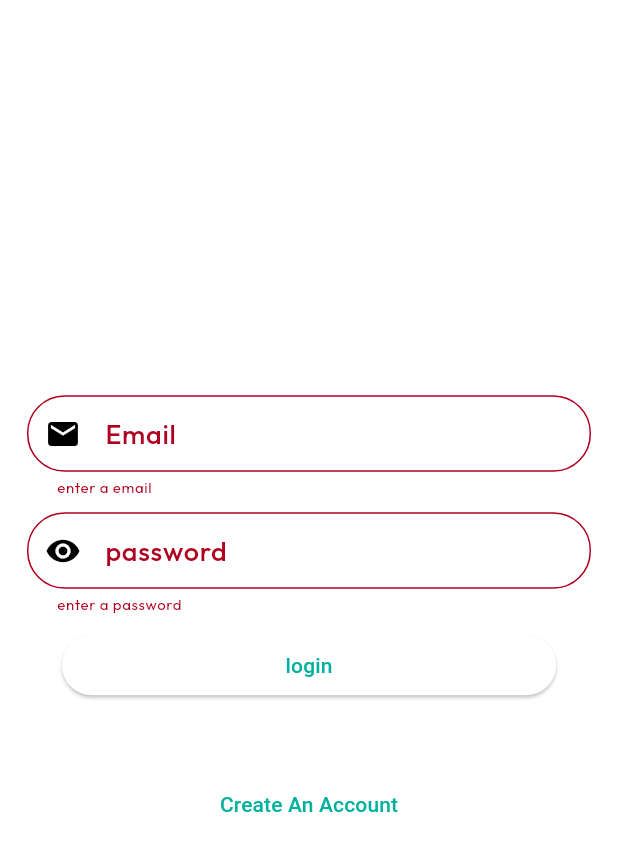
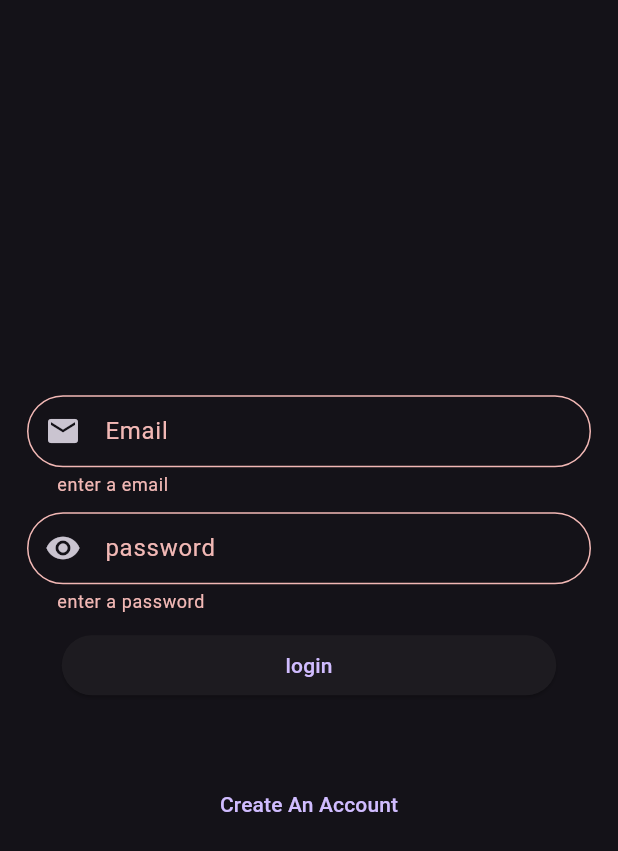
Before and after one commit to nareshved/one_chat_app, a Flutter app: the screen it shows after launch, after a tap on "login", on a phone screen of 412 x 824 dp. Shown: the top 851 px of the screen. Run offline on Flutter 3.47's test engine with Material 3 defaults, Android fonts, the phone set to English and light mode, and no system bars; our stand-ins replace animate_do, cloud_firestore, firebase_auth, firebase_core, flutter_bloc, flutter_screenutil and 1 more; accounts and stored records are empty.

Commit message:
change default dark theme is work fine

```diff
--- a/lib/main.dart
+++ b/lib/main.dart
@@ -15,7 +15,9 @@ void main() async {
   WidgetsFlutterBinding.ensureInitialized();
   await Firebase.initializeApp(options: DefaultFirebaseOptions.currentPlatform);
   runApp(
-    MultiBlocProvider(
+    ChangeNotifierProvider(
+      create: (context) => DarkThemeProvider(),
+      child: MultiBlocProvider(
         providers: [
           BlocProvider(
             create: (context) => ChatBloc(firebaseProvider: FirebaseProvider()),
@@ -23,8 +25,12 @@ void main() async {
           BlocProvider(
             create: (context) => UserBloc(firebaseProvider: FirebaseProvider()),
           ),
+          // ChangeNotifierProvider(
+          //   create: (context) => DarkThemeProvider(),
+          // )
         ],
         child: const MyApp(),
+      ),
     ),
   );
 }
@@ -43,13 +49,14 @@ class MyApp extends StatelessWidget {
         debugShowCheckedModeBanner: false,
         initialRoute: AppRoutes.splashScreen,
         routes: AppRoutes.routes,
+        themeMode: ThemeMode.dark,
 
         // themeMode: context.watch<DarkThemeProvider>().themeValue
         //     ? ThemeMode.dark
         //     : ThemeMode.light,
         title: 'One Chat',
         theme: mlightTheme,
-        darkTheme: mDarkTheme,
+        darkTheme: ThemeData.dark(),
 
         //    themeMode: ThemeMode.dark,
         // home: const BottomNavBarHome(),
--- a/lib/repository/screens/auth/splash_page.dart
+++ b/lib/repository/screens/auth/splash_page.dart
@@ -2,7 +2,6 @@ import 'dart:async';
 import 'dart:developer';
 import 'package:animate_do/animate_do.dart';
 import 'package:flutter/material.dart';
-import 'package:flutter_screenutil/flutter_screenutil.dart';
 import 'package:one_chat_app/domain/constants/assets_path/assets_path.dart';
 
 import 'package:one_chat_app/repository/screens/auth/login_page.dart';
@@ -44,7 +43,7 @@ class _SplashPageState extends State<SplashPage> {
   Widget build(BuildContext context) {
     return Scaffold(
       //  backgroundColor: Theme.of(context).colorScheme.primary,
-      backgroundColor: Color(0xffDC1200),
+
       // backgroundColor: Theme.of(context).colorScheme.primary,
       body: Center(
         child: Column(
@@ -55,36 +54,10 @@ class _SplashPageState extends State<SplashPage> {
               animate: true,
               duration: Duration(seconds: 3),
               child: Image.asset(
-                ImagesPathProvider.appLogoWhite,
+                ImagesPathProvider.appLogoRed,
                 //   width: 250,
                 height: 100, fit: BoxFit.fitWidth,
               ),
-            ),
-            SizedBox(
-              height: 40.h,
-            ),
-            FadeIn(
-              animate: true,
-              duration: Duration(seconds: 2),
-              child: Text(
-                "One chat",
-                style: Theme.of(context)
-                    .textTheme
-                    .bodyLarge!
-                    .copyWith(color: Theme.of(context).colorScheme.surface),
-              ),
-            ),
-            SizedBox(
-              height: 10.h,
-            ),
-            FadeIn(
-              animate: true,
-              duration: Duration(seconds: 2),
-              child: Text("Connecting Conversations… Anytime, Anywhere!",
-                  style: Theme.of(context)
-                      .textTheme
-                      .bodySmall!
-                      .copyWith(color: Theme.of(context).colorScheme.surface)),
             ),
           ],
         ),
--- a/lib/repository/screens/home/settings/settings.dart
+++ b/lib/repository/screens/home/settings/settings.dart
@@ -32,10 +32,11 @@ class SettingsPage extends StatelessWidget {
             leading: const Icon(Icons.logout),
             title: const Text("log out"),
             onTap: () async {
+              await FirebaseProvider.logOut;
               var signOutPrefs = await SharedPreferences.getInstance();
               signOutPrefs.setString(LoginPageState.loginPrefsKey, "");
 
-              await FirebaseProvider.logOut;
+              log("user log out success");
 
               Navigator.pushReplacement(
                   context,
--- a/lib/repository/screens/pages/contact_page.dart
+++ b/lib/repository/screens/pages/contact_page.dart
@@ -87,7 +87,10 @@ class ContactPage extends StatelessWidget {
                                     userId: userId,
                                   ),
                                 )),
-                            title: Text(arrUsers[index].name!),
+                            title: Text(
+                              arrUsers[index].name!,
+                              style: Theme.of(context).textTheme.bodyMedium,
+                            ),
                             subtitle: getLastMsg(
                               toId: userId,
                             ),
```
Also changed, not shown: lib/data/firebase/firebase_provider.dart (+24 -0 lines), lib/repository/screens/pages/chat_page.dart (+42 -24 lines). Lines whose indentation alone changed are shown as unchanged.
